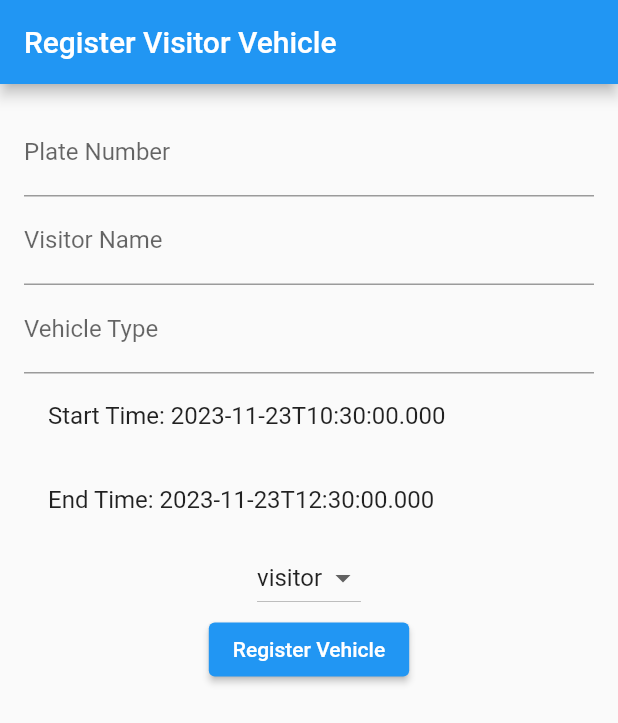
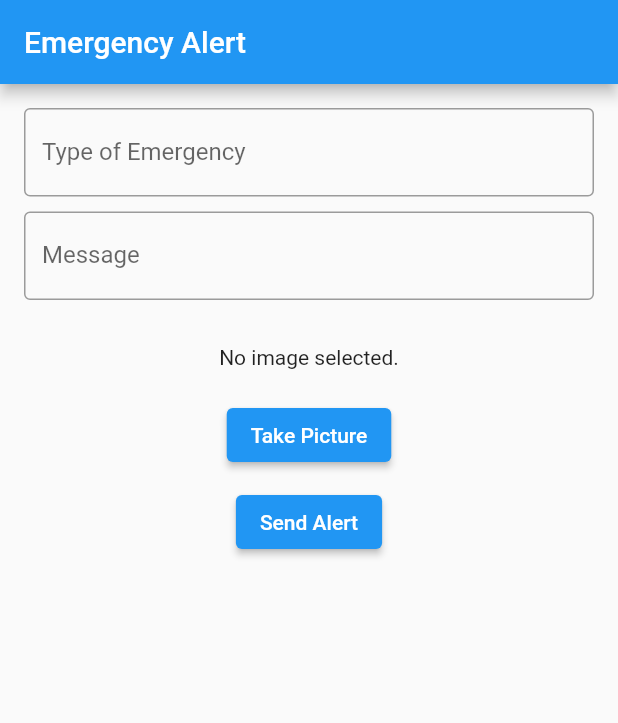
Before and after one commit to HafizSuhaizal/myhome_access, a Flutter app: the screen it shows after launch, on a phone screen of 412 x 824 dp. Shown: the top 723 px of the screen. Run offline on Flutter 3.47's test engine with Material 2 defaults, Android fonts, the phone set to English and light mode, and no system bars; our stand-ins replace camera, cloud_firestore, firebase_auth, firebase_core; accounts and stored records are empty.

Commit message:
The new update for emergency alert

```diff
--- /dev/null
+++ b/lib/Controller/emergency_alert.dart
@@ -0,0 +1,24 @@
+import 'package:cloud_firestore/cloud_firestore.dart';
+import '../Model/emergency_alert.dart';
+
+class EmergencyController {
+  final FirebaseFirestore _firestore = FirebaseFirestore.instance;
+
+  Future<void> sendEmergencyAlert(EmergencyAlert alert) async {
+    await _firestore.collection('emergency_alerts').add({
+      'type': alert.type,
+      'message': alert.message,
+      'imageUrl': alert.imageUrl,
+      'timestamp': FieldValue.serverTimestamp(),
+    });
+  }
+}
+
+class EmergencyAlert {
+  String? id; // Made nullable
+  String type;
+  String message;
+  String? imageUrl; // Made nullable
+  DateTime? timestamp; // Made nullable
+  EmergencyAlert({this.id, required this.type, required this.message, this.imageUrl, this.timestamp});
+}
--- /dev/null
+++ b/lib/Model/emergency_alert.dart
@@ -0,0 +1,10 @@
+class EmergencyAlert {
+  String? id; // Made nullable
+  String type;
+  String message;
+  String? imageUrl; // Made nullable
+  DateTime? timestamp; // Made nullable
+
+  EmergencyAlert({this.id, required this.type, required this.message, this.imageUrl, this.timestamp});
+
+}
--- /dev/null
+++ b/lib/View/emergency_alert.dart
@@ -0,0 +1,141 @@
+import 'dart:io';
+import 'package:flutter/material.dart';
+import 'package:camera/camera.dart';
+import '../Controller/emergency_alert.dart';
+
+class EmergencyScreen extends StatefulWidget {
+  @override
+  _EmergencyScreenState createState() => _EmergencyScreenState();
+}
+
+class _EmergencyScreenState extends State<EmergencyScreen> {
+  final EmergencyController _controller = EmergencyController();
+  CameraController? cameraController;
+  Future<void>? initializeControllerFuture;
+
+  String _type = '';
+  String _message = '';
+  String? _imageUrl;
+  final _typeController = TextEditingController();
+  final _messageController = TextEditingController();
+
+  @override
+  void initState() {
+    super.initState();
+    initCamera();
+  }
+
+  Future<void> initCamera() async {
+    final cameras = await availableCameras();
+    final firstCamera = cameras.first;
+
+    cameraController = CameraController(
+      firstCamera,
+      ResolutionPreset.medium,
+    );
+
+    initializeControllerFuture = cameraController?.initialize();
+  }
+
+  Future<void> takePicture() async {
+    try {
+      await initializeControllerFuture;
+      final picture = await cameraController!.takePicture();
+      setState(() {
+        _imageUrl = picture.path;
+      });
+    } catch (e) {
+      print('Error taking picture: $e');
+    }
+  }
+
+  @override
+  void dispose() {
+    _typeController.dispose();
+    _messageController.dispose();
+    cameraController?.dispose();
+    super.dispose();
+  }
+
+  @override
+  Widget build(BuildContext context) {
+    return Scaffold(
+      appBar: AppBar(
+        title: Text('Emergency Alert'),
+      ),
+      body: SingleChildScrollView(
+        padding: EdgeInsets.all(16.0),
+        child: Column(
+          children: <Widget>[
+            TextField(
+              controller: _typeController,
+              decoration: InputDecoration(
+                labelText: 'Type of Emergency',
+                border: OutlineInputBorder(),
+              ),
+              onChanged: (value) {
+                _type = value;
+              },
+            ),
+            SizedBox(height: 10),
+            TextField(
+              controller: _messageController,
+              decoration: InputDecoration(
+                labelText: 'Message',
+                border: OutlineInputBorder(),
+              ),
+              onChanged: (value) {
+                _message = value;
+              },
+            ),
+            SizedBox(height: 10),
+            if (initializeControllerFuture != null)
+              FutureBuilder<void>(
+                future: initializeControllerFuture,
+                builder: (context, snapshot) {
+                  if (snapshot.connectionState == ConnectionState.done) {
+                    return CameraPreview(cameraController!);
+                  } else {
+                    return Center(child: CircularProgressIndicator());
+                  }
+                },
+              ),
+            SizedBox(height: 20),
+            FutureBuilder(
+              future: _imageUrl == null ? Future.value(false) : File(_imageUrl!).exists(),
+              builder: (BuildContext context, AsyncSnapshot<bool> snapshot) {
+                if (snapshot.connectionState == ConnectionState.done) {
+                  if (snapshot.data == true) {
+                    return Image.file(File(_imageUrl!));
+                  } else {
+                    return Text("No image selected.");
+                  }
+                } else {
+                  return CircularProgressIndicator();
+                }
+              },
+            ),
+            SizedBox(height: 20),
+            ElevatedButton(
+              onPressed: takePicture,
+              child: Text('Take Picture'),
+            ),
+            SizedBox(height: 10),
+            ElevatedButton(
+              onPressed: () {
+                var alert = EmergencyAlert(
+                  type: _type,
+                  message: _message,
+                  imageUrl: _imageUrl,
+                  timestamp: DateTime.now(),
+                );
+                _controller.sendEmergencyAlert(alert);
+              },
+              child: Text('Send Alert'),
+            ),
+          ],
+        ),
+      ),
+    );
+  }
+}
--- a/lib/main.dart
+++ b/lib/main.dart
@@ -1,5 +1,6 @@
 import 'package:flutter/material.dart';
 import 'package:firebase_core/firebase_core.dart';
+import 'package:myhome_access/View/emergency_alert.dart';
 import 'package:myhome_access/View/visitor_vehicle.dart';
 import 'package:myhome_access/login_screen.dart';
 import 'package:myhome_access/signup_screen.dart';
@@ -21,7 +22,7 @@ class MyApp extends StatelessWidget {
   Widget build(BuildContext context) {
     return MaterialApp(
       debugShowCheckedModeBanner: false,
-      home:VisitorRegistrationView(),
+      home:EmergencyScreen(),
     );
   }
 }
--- a/pubspec.yaml
+++ b/pubspec.yaml
@@ -38,6 +38,10 @@ dependencies:
   firebase_core: ^2.22.0
   firebase_auth: ^4.14.0
   cloud_firestore: ^4.13.2
+  firebase_messaging: ^14.7.5
+  camera: ^0.10.5+5
+  path_provider: ^2.1.1
+  path: ^1.8.3
 
 dev_dependencies:
   flutter_test:
```
Also changed, not shown: pubspec.lock, 3 other files.
